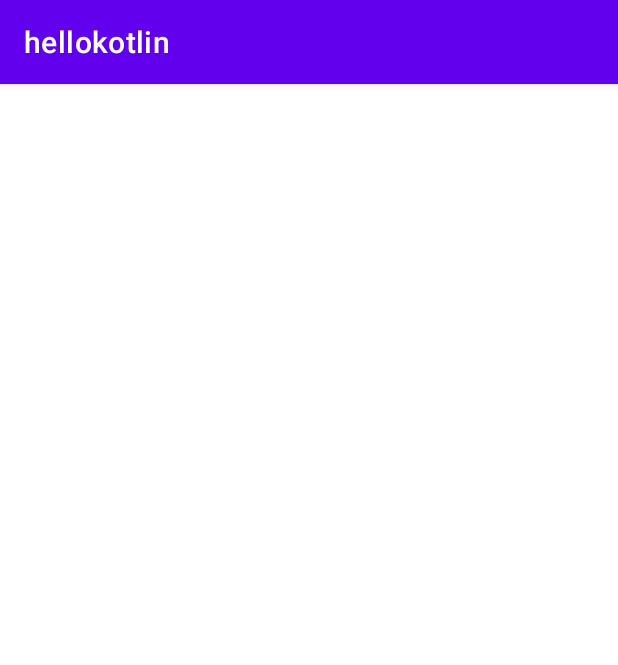
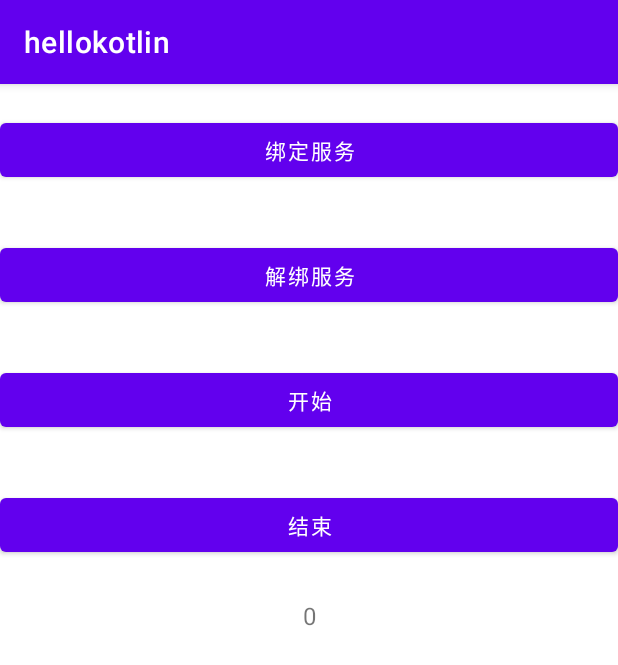
Before and after one commit to pengxiyang/hellokotlin, an Android app: the RunningActivity screen opened directly, with no data from a screen before it, on a phone screen of 412 x 824 dp. Shown: the top 665 px of the screen. Run offline under Robolectric (Android 15) with nearby library versions, the light colour scheme and no system bars.

Commit message:
1.activity和service之间的交互

```diff
--- a/app/src/main/AndroidManifest.xml
+++ b/app/src/main/AndroidManifest.xml
@@ -41,8 +41,9 @@
         <activity android:name=".activity.RecyclerViewActivity"/>
         <activity android:name=".activity.ChatActivity"/>
         <activity android:name=".activity.TestFragmentActivity"/>
-        <activity android:name=".activity.RunningActivity"/>
-        <service android:name=".service.RunningService"
+        <activity android:name=".activity.RunningActivity">
+        </activity>
+        <service android:name=".service.MyService"
             android:exported="true"
             android:enabled="true"
             />
--- a/app/src/main/java/com/test/hellokotlin/activity/RunningActivity.kt
+++ b/app/src/main/java/com/test/hellokotlin/activity/RunningActivity.kt
@@ -1,29 +1,81 @@
 package com.test.hellokotlin.activity
 
 import android.content.ComponentName
+import android.content.Context
+import android.content.Intent
 import android.content.ServiceConnection
 import android.os.Bundle
+import android.os.Handler
 import android.os.IBinder
+import android.os.Message
+import android.util.Log
 import androidx.appcompat.app.AppCompatActivity
 import com.test.hellokotlin.databinding.ActivityRunningBinding
-import com.test.hellokotlin.service.RunningService
+import com.test.hellokotlin.service.MyService
 
-class RunningActivity :AppCompatActivity(),ServiceConnection{
+class RunningActivity : AppCompatActivity() {
     private lateinit var binding: ActivityRunningBinding
-    lateinit var runingBinder:RunningService.MyBinder
+    lateinit var downloadBinder: MyService.DownloadBinder
+    var i=0
+
+    private val connection = object : ServiceConnection {
+        override fun onServiceConnected(name: ComponentName?, service: IBinder?) {
+            downloadBinder = service as MyService.DownloadBinder
+            downloadBinder.startDownload()
+            downloadBinder.getProgress(mHandler)
+        }
+
+        override fun onServiceDisconnected(name: ComponentName?) {
+            Log.e("MyService", "onServiceDisconnected: ")
+        }
+
+    }
+
 
     override fun onCreate(savedInstanceState: Bundle?) {
         super.onCreate(savedInstanceState)
-        binding =ActivityRunningBinding.inflate(layoutInflater)
+        binding = ActivityRunningBinding.inflate(layoutInflater)
         setContentView(binding.root)
+
+        binding.bindBt.setOnClickListener {
+                val intent = Intent(this@RunningActivity, MyService::class.java)
+                bindService(intent, connection, Context.BIND_AUTO_CREATE)//绑定service
+            }
+
+        binding.unbindBt.setOnClickListener {
+            unbindService(connection)//解绑
+        }
+        binding.startBt.setOnClickListener {
+
+         mHandler.sendEmptyMessage(1)
+        }
+        binding.stopBt.setOnClickListener {
+            mHandler.removeMessages(1)
+            binding.startBt.setText("继续")
+        }
+
+    }
+     val mHandler =object :Handler(){
+        override fun handleMessage(msg: Message) {
+            super.handleMessage(msg)
+            when(msg.what){
+                1-> {
+                    i++
+                    binding.contentTv.setText(msg.obj.toString())
+                  //  sendEmptyMessageDelayed(1,1000)
+
+                }
+
+
+            }
+        }
+
     }
 
-    override fun onServiceConnected(name: ComponentName?, service: IBinder?) {
-        TODO("Not yet implemented")
+    override fun onDestroy() {
+        super.onDestroy()
+        mHandler.removeCallbacksAndMessages(null)
     }
 
-    override fun onServiceDisconnected(name: ComponentName?) {
-        TODO("Not yet implemented")
-    }
 
 }
--- a/app/src/main/res/layout/activity_running.xml
+++ b/app/src/main/res/layout/activity_running.xml
@@ -1,6 +1,54 @@
 <?xml version="1.0" encoding="utf-8"?>
-<androidx.constraintlayout.widget.ConstraintLayout
-    xmlns:android="http://schemas.android.com/apk/res/android" android:layout_width="match_parent"
-    android:layout_height="match_parent">
+<androidx.constraintlayout.widget.ConstraintLayout xmlns:android="http://schemas.android.com/apk/res/android"
+    android:layout_width="match_parent"
+    android:layout_height="match_parent"
+    xmlns:app="http://schemas.android.com/apk/res-auto">
+    <Button
+        android:id="@+id/bind_bt"
+        android:layout_width="match_parent"
+        android:layout_height="wrap_content"
+        app:layout_constraintTop_toTopOf="parent"
+        app:layout_constraintLeft_toLeftOf="parent"
+        android:layout_marginTop="20dp"
+        android:text="绑定服务"
+        />
+    <Button
+        android:id="@+id/unbind_bt"
+        android:layout_width="match_parent"
+        android:layout_height="wrap_content"
+        android:text="解绑服务"
+        app:layout_constraintTop_toBottomOf="@id/bind_bt"
+        app:layout_constraintLeft_toLeftOf="parent"
+        android:layout_marginTop="35dp"
+        />
+    <Button
+        android:id="@+id/start_bt"
+        android:layout_width="match_parent"
+        android:layout_height="wrap_content"
+        android:text="开始"
+        app:layout_constraintTop_toBottomOf="@id/unbind_bt"
+        app:layout_constraintLeft_toLeftOf="parent"
+        android:layout_marginTop="35dp"
+        />
+    <Button
+        android:id="@+id/stop_bt"
+        android:layout_width="match_parent"
+        android:layout_height="wrap_content"
+        android:text="结束"
+        app:layout_constraintTop_toBottomOf="@id/start_bt"
+        app:layout_constraintLeft_toLeftOf="parent"
+        android:layout_marginTop="35dp"
+        />
+    <TextView
+        android:id="@+id/content_tv"
+        android:layout_width="wrap_content"
+        android:layout_height="wrap_content"
+        android:textSize="16sp"
+        app:layout_constraintLeft_toLeftOf="parent"
+        app:layout_constraintRight_toRightOf="parent"
+        app:layout_constraintTop_toBottomOf="@id/stop_bt"
+        android:layout_marginTop="25dp"
+        android:text="0"
+        />
 
 </androidx.constraintlayout.widget.ConstraintLayout>
```
Also changed, not shown: app/src/main/java/com/test/hellokotlin/Helper.kt (+4 -0 lines), app/src/main/java/com/test/hellokotlin/MainActivity.kt (+4 -0 lines), app/src/main/java/com/test/hellokotlin/activity/MapActivity.kt (+1 -1 lines), app/src/main/java/com/test/hellokotlin/activity/TestActivity.kt (added, +13 -0 lines), app/src/main/java/com/test/hellokotlin/service/MyService.kt (added, +80 -0 lines), app/src/main/java/com/test/hellokotlin/service/RunningService.kt (deleted, +0 -27 lines), app/src/main/res/layout/activity_main.xml (+9 -1 lines).
